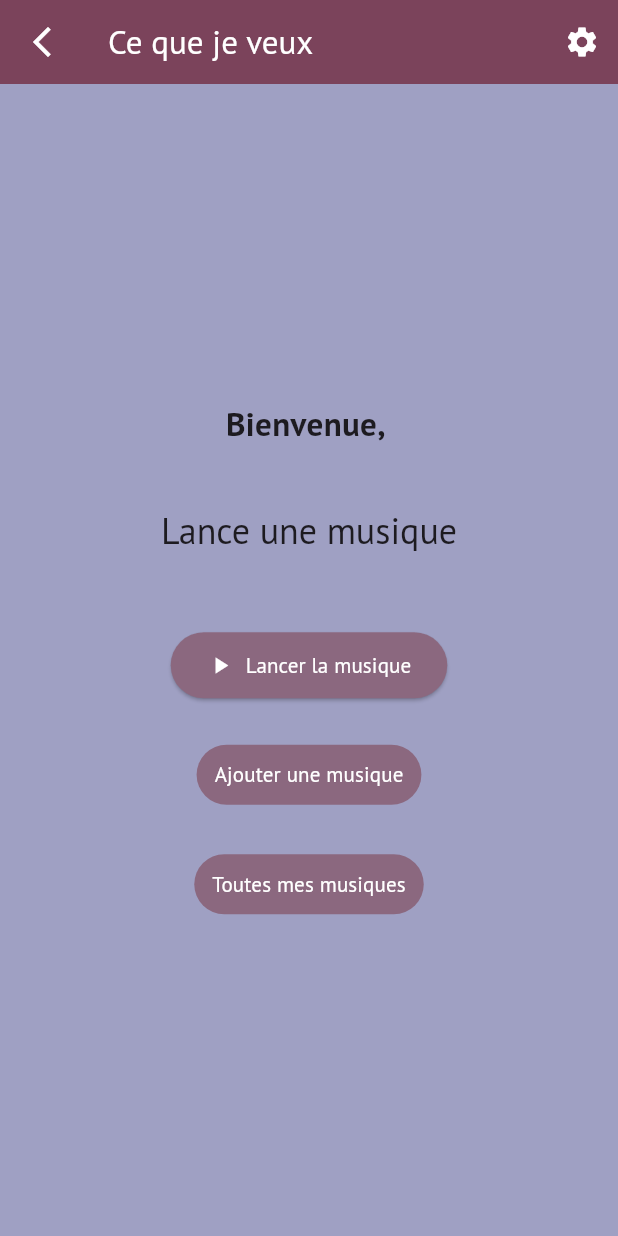
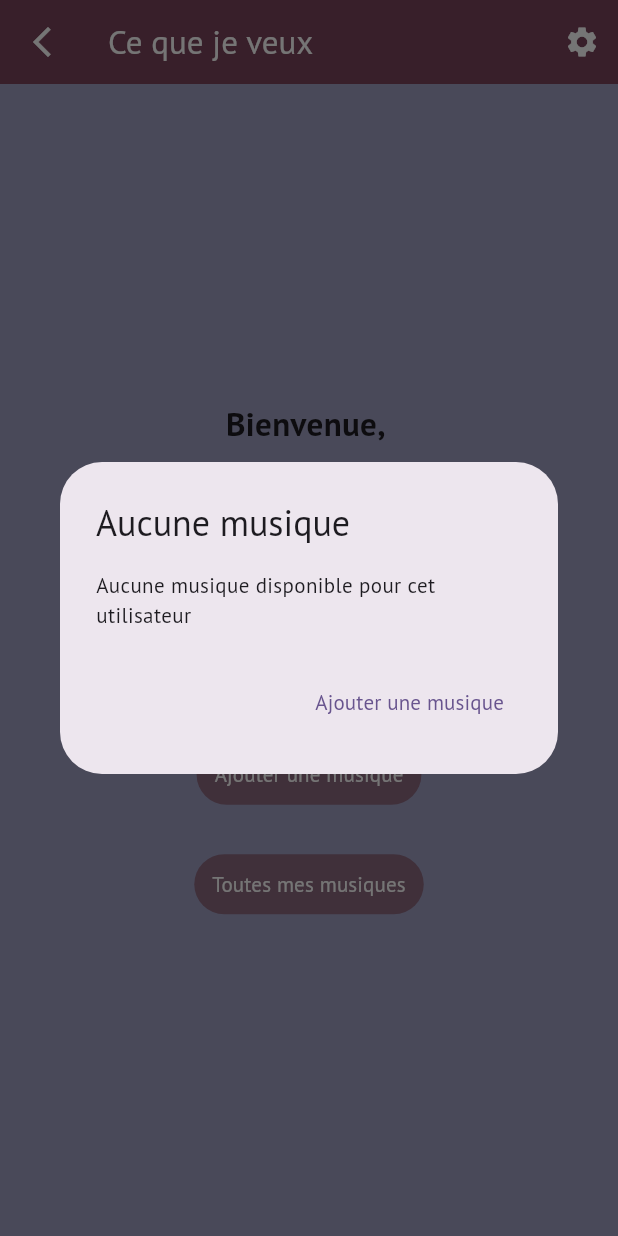
Before and after one commit to KilianBrd/CeKeTuVe, a Flutter app: the MyHomePage screen opened by its route, after a tap on "Lancer la musique", on a phone screen of 412 x 824 dp. Run offline on Flutter 3.47's test engine with Material 3 defaults, Android fonts, the phone set to English and light mode, and no system bars; our stand-ins replace audioplayers, cloud_firestore, firebase_auth, firebase_core, google_fonts, shared_preferences; missing offline and left inert: youtube_explode_dart; accounts and stored records are empty.

Commit message:
- Premier installer - CanPop dans la navbar - Prochaine musique

```diff
--- a/lib/main.dart
+++ b/lib/main.dart
@@ -1,5 +1,6 @@
 import 'package:cequejeveux/pages/login/login.dart';
 import 'package:cequejeveux/pages/login/signup.dart';
+import 'package:cequejeveux/pages/musics/addMusics.dart';
 import 'package:cequejeveux/pages/musics/home.dart';
 import 'package:cequejeveux/pages/settings/changeBackground.dart';
 import 'package:cequejeveux/pages/settings/settings.dart';
@@ -69,6 +70,7 @@ class _MyAppState extends State<MyApp> {
         '/home': (context) => const MyHomePage(title: 'Ce que je veux'),
         '/register': (context) => const signup(),
         '/login': (context) => const login(),
+        '/addMusic': (context) => const AddMusicPage(),
         '/settings': (context) => const SettingsPage(),
         '/settings/background': (context) => const ChangeBackground(),
       },
--- a/lib/pages/musics/home.dart
+++ b/lib/pages/musics/home.dart
@@ -140,6 +140,23 @@ class _MyHomePageState extends State<MyHomePage> {
             musicTitle = randomSong.title!;
           });
         }
+      } else {
+        showDialog(
+            context: context,
+            builder: (context) {
+              return AlertDialog(
+                title: Text("Aucune musique"),
+                content: Text("Aucune musique disponible pour cet utilisateur"),
+                actions: [
+                  TextButton(
+                    onPressed: () {
+                      Navigator.pushNamed(context, '/addMusic');
+                    },
+                    child: Text("Ajouter une musique"),
+                  )
+                ],
+              );
+            });
       }
     }, onError: (error) {
       print("Erreur lors de la récupération des chansons: $error");
@@ -215,6 +232,23 @@ class _MyHomePageState extends State<MyHomePage> {
                     padding: EdgeInsets.symmetric(horizontal: 24, vertical: 12),
                   ),
                 ),
+                if (_isPlaying) ...[
+                  horizontalspacingS,
+                  ElevatedButton.icon(
+                    onPressed: () => buttonPlayAction(),
+                    label: Text('Prochaine musique'),
+                    icon: Icon(
+                      Icons.skip_next,
+                      color: Colors.white,
+                    ),
+                    style: ElevatedButton.styleFrom(
+                      backgroundColor: Color(0xFF8B687F),
+                      foregroundColor: Colors.white,
+                      padding:
+                          EdgeInsets.symmetric(horizontal: 24, vertical: 12),
+                    ),
+                  )
+                ]
               ],
             ),
             spacingM,
--- a/lib/tools.dart
+++ b/lib/tools.dart
@@ -16,6 +16,14 @@ SizedBox spacingL = SizedBox(height: 35);
 SizedBox spacingXL = SizedBox(height: 40);
 SizedBox spacingXXL = SizedBox(height: 50);
 
+SizedBox horizontalspacingXS = SizedBox(width: 5);
+SizedBox horizontalspacingS = SizedBox(width: 10);
+SizedBox horizontalspacingsM = SizedBox(width: 20);
+SizedBox horizontalspacingM = SizedBox(width: 25);
+SizedBox horizontalspacingL = SizedBox(width: 35);
+SizedBox horizontalspacingXL = SizedBox(width: 40);
+SizedBox horizontalspacingXXL = SizedBox(width: 50);
+
 showToast(BuildContext context, String text) {
   ScaffoldMessenger.of(context).showSnackBar(SnackBar(
     content: Text(text),
--- a/lib/widget/PageTemplate.dart
+++ b/lib/widget/PageTemplate.dart
@@ -38,8 +38,8 @@ class _PageTemplateState extends State<PageTemplate> {
     return Scaffold(
         backgroundColor: widget.backgroundColor,
         appBar: AppBar(
-          automaticallyImplyLeading: false,
-          leading: MouseRegion(
+          leading: Navigator.canPop(context)
+              ? MouseRegion(
                   cursor: SystemMouseCursors.click,
                   child: GestureDetector(
                     onTap: () {
@@ -47,7 +47,8 @@ class _PageTemplateState extends State<PageTemplate> {
                     },
                     child: Icon(Icons.arrow_back_ios_new),
                   ),
-          ),
+                )
+              : null,
           foregroundColor: Colors.white,
           actions: [
             IconButton(
```
Also changed, not shown: 2 other files. Lines whose indentation alone changed are shown as unchanged.
